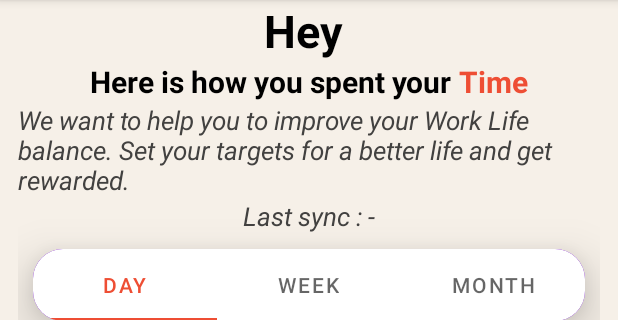
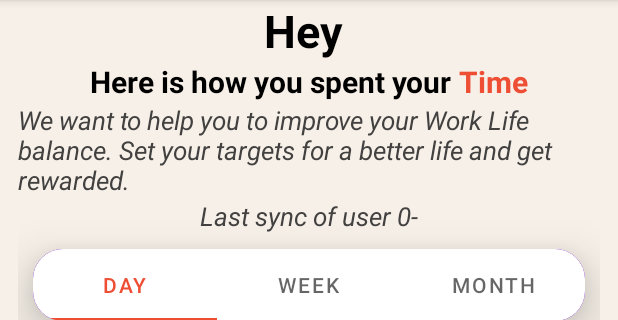
Before and after one commit to rohitfromearth/LiveAction_ext, an Android app: the Dashboard screen opened directly, with no data from a screen before it, on a phone screen of 412 x 824 dp, the part 84-404 px from its top. Run offline under Robolectric (Android 15) with nearby library versions, the phone set to English and light mode, and no system bars; our stand-ins replace Firebase (no records; nobody signed in at launch, a user with empty details on screens opened directly); libraries missing offline, so code that uses them is left out: org.eazegraph.lib; plain views replace PieChart; Roboto replaces fonts that are not available here; 8 statements that could not run were skipped.

Commit message:
Change Made for temparary

```diff
--- a/app/src/main/java/com/ext/liveaction_ext/Screens/Dashboard.java
+++ b/app/src/main/java/com/ext/liveaction_ext/Screens/Dashboard.java
@@ -74,7 +74,7 @@ public class Dashboard extends AppCompatActivity {
     SharedPreferences sh;
     boolean showDummy;
     private boolean isLoggedIn = false;
-    String timeStatus = "Last sync : ";
+    String timeStatus = "Last sync of user ";
     String data_sync;
     @SuppressLint("SetTextI18n")
     @Override
@@ -153,8 +153,6 @@ public class Dashboard extends AppCompatActivity {
             // Task has not been performed today
           res = conn.pack_rule("/usageStats/getUsageData?userId=" + uid, fToken);
 
-         Log.e("ressss","resssss = "+res);
-            Log.e("ressss","resssss");
 
         dummyList = dummyDayList(resultdummy);
         dayList = dataDayList(res);
@@ -213,14 +211,16 @@ public class Dashboard extends AppCompatActivity {
         TextView phone = header.findViewById(R.id.user_phone);
         name.setText(username);
         phone.setText(mobile);
-        data_sync= sh.getString("Last_sync","");
-        if (data_sync.isEmpty()) {
-            // If no data is available, display a dash "-"
-            sync_tym.setText(timeStatus + "-");
-        } else {
-            // If data is available, display the value retrieved from shared preferences
-            sync_tym.setText(timeStatus + data_sync);
-        }
+//        data_sync= sh.getString("Last_sync","");
+//        if (data_sync.isEmpty()) {
+//            // If no data is available, display a dash "-"
+//            sync_tym.setText(timeStatus+uid + "-");
+//            Log.e("userid ", String.valueOf(uid));
+//        } else {
+//            // If data is available, display the value retrieved from shared preferences
+//            sync_tym.setText(timeStatus+uid +  data_sync);
+//            Log.e("userid ", String.valueOf(uid));
+//        }
         //sync_tym.setText(timeStatus + data_sync);
         setupDrawerContent(navigationView);
 
@@ -360,10 +360,10 @@ public class Dashboard extends AppCompatActivity {
         Log.e("data_sync", data_sync);
         if (data_sync.isEmpty()) {
             // If no data is available, display a dash "-"
-            sync_tym.setText(timeStatus + "-");
+            sync_tym.setText(timeStatus+uid + "-");
         } else {
             // If data is available, display the value retrieved from shared preferences
-            sync_tym.setText(timeStatus + data_sync);
+            sync_tym.setText(timeStatus+uid + ": "+ data_sync);
         }
     }
     public void selectDrawerItem(MenuItem menuItem) {
@@ -453,11 +453,20 @@ public class Dashboard extends AppCompatActivity {
 
 
            myEdit.apply();
-            startActivity(new Intent(this, Login_verifcation.class));
 
 
 
-            finish(); // Finish the current activity
+            Intent intent = new Intent(this, Login_verifcation.class);
+            intent.addFlags(Intent.FLAG_ACTIVITY_CLEAR_TOP | Intent.FLAG_ACTIVITY_NEW_TASK | Intent.FLAG_ACTIVITY_CLEAR_TASK);
+            startActivity(intent);
+            finish();
+
+
+
+
+
+
+// Finish the current activity
             getSupportActionBar().setTitle("Verification");
 
             myEdit.putBoolean("isLoggedIn", false);
--- a/app/src/main/java/com/ext/liveaction_ext/Screens/Login_verifcation.java
+++ b/app/src/main/java/com/ext/liveaction_ext/Screens/Login_verifcation.java
@@ -556,9 +556,9 @@ public class Login_verifcation extends AppCompatActivity {
     }
     @Override
     public void onBackPressed() {
-        super.onBackPressed();
+//        super.onBackPressed();
         Log.d("onBackPressed","back from login");
-
+        moveTaskToBack(true);
         /*if (!isLoggedIn) {
            // super.onBackPressed();
             Intent intent = new Intent(this, MainActivity.class);
--- a/app/src/main/java/com/ext/liveaction_ext/frags/day_Fragment.java
+++ b/app/src/main/java/com/ext/liveaction_ext/frags/day_Fragment.java
@@ -144,9 +144,8 @@ public class day_Fragment extends Fragment {
 
                 String tsThisDays = " "+ tsThisDayFormatted;
                 String averages = " " + averageFormatted;
-                String variances = String.valueOf(varianceFormatted);
 
-                cardItems.add(new CardItem(logoResId, categoryName, tsText, averageText, varianceText,tsThisDays, averages, variances));
+                cardItems.add(new CardItem(logoResId, categoryName, tsText, averageText, varianceText,tsThisDays, averages, varianceFormatted));
             } catch (JSONException e) {
                 e.printStackTrace();
             }
--- a/app/src/main/java/com/ext/liveaction_ext/frags/month_Fragment.java
+++ b/app/src/main/java/com/ext/liveaction_ext/frags/month_Fragment.java
@@ -123,7 +123,7 @@ public class month_Fragment extends Fragment {
                     String varianceFormatted = decimalFormat.format(variance);
                     String tsText = "TS this month";
                     String averageText = "Average\n(last month)";
-                    String varianceText = " Variance";
+                    String varianceText = "Variance";
                     String tsThisDays = " " + tsThisDayFormatted;
                     String averages = " " + averageFormatted;
                     String variances = String.valueOf(varianceFormatted);
--- a/app/src/main/java/com/ext/liveaction_ext/service_clas/Conn_service.java
+++ b/app/src/main/java/com/ext/liveaction_ext/service_clas/Conn_service.java
@@ -26,8 +26,8 @@ public class Conn_service {
     SharedPreferences sh;
     ArrayList<String> appl = new ArrayList<String>();
 
-   // String endpot = "https://sondersort.online";
-   String endpot = "https://fc10m5q8-8080.inc1.devtunnels.ms";
+    String endpot = "https://sondersort.online";
+//   String endpot = "https://fc10m5q8-8080.inc1.devtunnels.ms";
 
 //    String endpot= "https://h17tl5kg-8080.inc1.devtunnels.ms";
 
```
Also changed, not shown: 1 other file.
